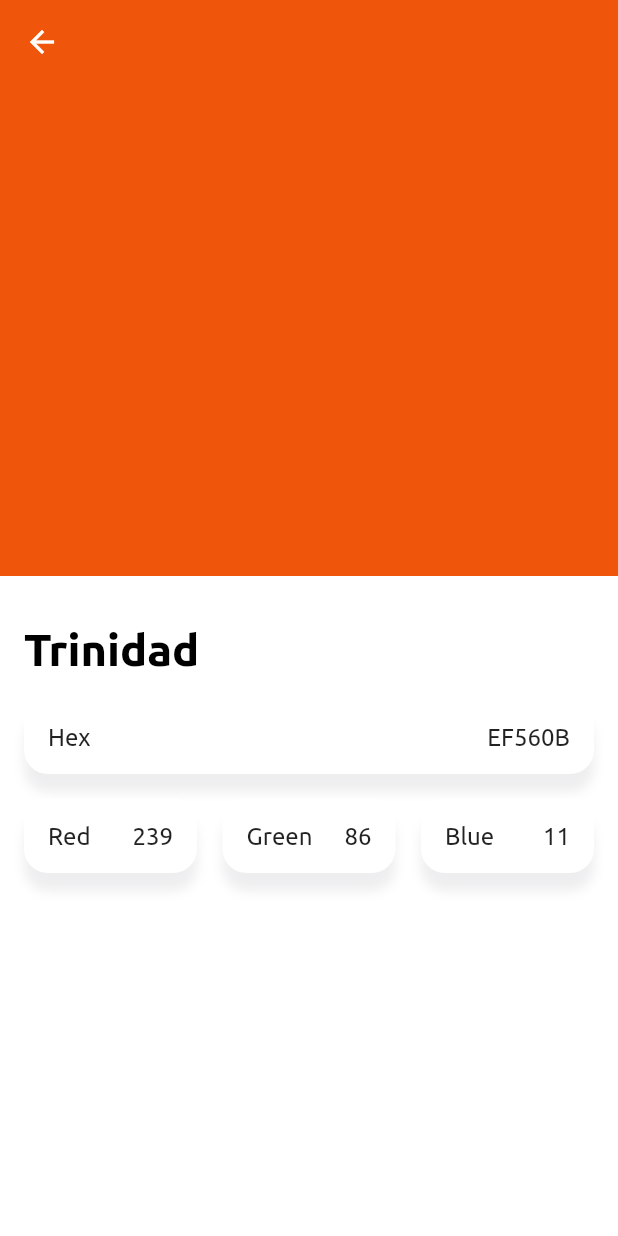
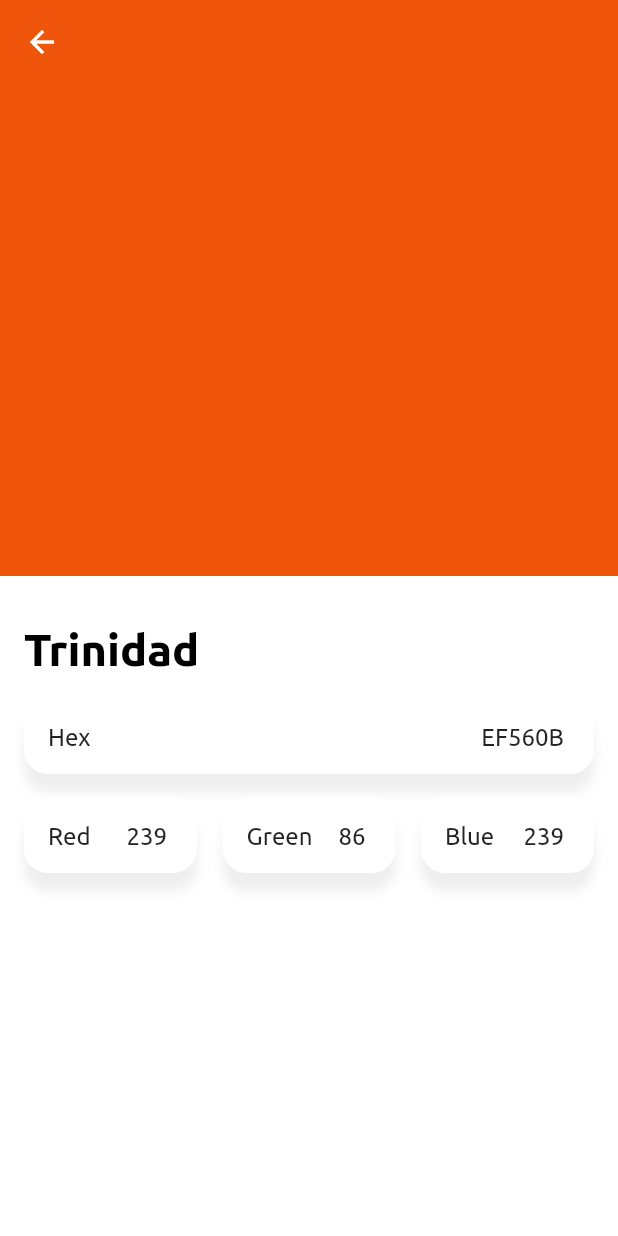
Before and after one commit to LDDmarc/surf-flutter-courses, a Flutter app: the screen it shows after launch, after a tap on "Trinidad", on a phone screen of 412 x 824 dp. Run offline on Flutter 3.47's test engine with Material 2 defaults, Android fonts, the phone set to English and light mode, and no system bars; our stand-ins replace flutter_svg.

Commit message:
Fix shadowed row ui

```diff
--- a/surf-flutter-courses-template-main/lib/color_detail/color_detail_presenter.dart
+++ b/surf-flutter-courses-template-main/lib/color_detail/color_detail_presenter.dart
@@ -1,3 +1,4 @@
+import 'package:flutter/services.dart';
 import 'package:surf_flutter_courses_template/color_detail/color_detail_model.dart';
 import 'package:surf_flutter_courses_template/color_model.dart';
 import 'support/color_detail_presentation.dart';
@@ -10,6 +11,10 @@ class ColorDetailPresenter {
   ColorDetailPresentation get detailPresentation => _makePresentation();
 
   ColorDetailPresenter(this._detailModel);
+
+  void copyToClipboard(String value) async {
+    await Clipboard.setData(ClipboardData(text: value));
+  }
 
   ColorDetailPresentation _makePresentation() {
     final color = _generateColor(_colorModel.value!);
--- a/surf-flutter-courses-template-main/lib/color_detail/color_detail_widget.dart
+++ b/surf-flutter-courses-template-main/lib/color_detail/color_detail_widget.dart
@@ -1,4 +1,5 @@
 import 'package:flutter/material.dart';
+import 'package:surf_flutter_courses_template/color_detail/support/color_detail_shadowed_box.dart';
 import 'support/color_detail_presentation.dart';
 import 'color_detail_presenter.dart';
 
@@ -8,13 +9,14 @@ class ColorDetailWidget extends StatefulWidget {
   const ColorDetailWidget({super.key, required this.presenter});
 
   @override
-  State<ColorDetailWidget> createState() => _ColorDetailWidgetState(presenter.detailPresentation);
+  State<ColorDetailWidget> createState() => _ColorDetailWidgetState(presenter);
 }
 
 class _ColorDetailWidgetState extends State<ColorDetailWidget> {
+  final ColorDetailPresenter presenter;
   final ColorDetailPresentation detailPresentation;
 
-  _ColorDetailWidgetState(this.detailPresentation);
+  _ColorDetailWidgetState(this.presenter) : detailPresentation = presenter.detailPresentation;
 
   @override
   Widget build(BuildContext context) {
@@ -51,7 +53,11 @@ class _ColorDetailWidgetState extends State<ColorDetailWidget> {
                 const SizedBox(height: 16),
                 Padding(
                   padding: const EdgeInsets.fromLTRB(16, 0, 16, 0),
-                  child: _makeShadowedRow('Hex', detailPresentation.hexSubtitle),
+                  child: ColorDetailShadowedBox(
+                      title: 'Hex',
+                      value: detailPresentation.hexSubtitle,
+                      onTap: (){ presenter.copyToClipboard(detailPresentation.hexSubtitle); }
+                  )
                 ),
                 const SizedBox(height: 16),
                 Padding(
@@ -66,39 +72,32 @@ class _ColorDetailWidgetState extends State<ColorDetailWidget> {
     );
   }
 
-  Widget _makeShadowedRow(String title, String value) {
-    return Container(
-        decoration: BoxDecoration(
-          color: Colors.white,
-          borderRadius: const BorderRadius.all(Radius.circular(16)),
-          boxShadow: [
-            BoxShadow(
-              color: Color(0xFF252838).withOpacity(0.08),
-              blurRadius: 6,
-              offset: const Offset(0, 12), // changes position of shadow
-            ),
-          ],
-        ),
-        child: Padding(
-          padding: const EdgeInsets.all(16),
-          child: Row(children: [
-            Text(title, style: const TextStyle(fontSize: 16)),
-            const Spacer(),
-            Text(value, style: const TextStyle(fontSize: 16))
-          ],
-          ),
-        )
-    );
-  }
-
   Widget _makeRGBRow() {
     return Row(
       children: [
-        Expanded(child: _makeShadowedRow('Red', detailPresentation.redValue)),
+        Expanded(
+            child: ColorDetailShadowedBox(
+                title: 'Red',
+                value: detailPresentation.redValue,
+                onTap: (){ presenter.copyToClipboard(detailPresentation.redValue); }
+          )
+        ),
         const SizedBox(width: 17),
-        Expanded(child: _makeShadowedRow('Green', detailPresentation.greenValue)),
+        Expanded(
+            child: ColorDetailShadowedBox(
+                title: 'Green',
+                value: detailPresentation.greenValue,
+                onTap: (){ presenter.copyToClipboard(detailPresentation.greenValue); }
+            )
+        ),
         const SizedBox(width: 17),
-        Expanded(child: _makeShadowedRow('Blue', detailPresentation.blueValue)),
+        Expanded(
+            child: ColorDetailShadowedBox(
+                title: 'Blue',
+                value: detailPresentation.redValue,
+                onTap: (){ presenter.copyToClipboard(detailPresentation.blueValue); }
+            )
+        ),
       ],
     );
   }
--- /dev/null
+++ b/surf-flutter-courses-template-main/lib/color_detail/support/color_detail_shadowed_box.dart
@@ -0,0 +1,78 @@
+import 'package:flutter/material.dart';
+import 'package:flutter_svg/flutter_svg.dart';
+
+class ColorDetailShadowedBox extends StatefulWidget {
+  String title;
+  String value;
+  final void Function() onTap;
+
+  ColorDetailShadowedBox({super.key, required this.title, required this.value, required this.onTap});
+
+  @override
+  State<ColorDetailShadowedBox> createState() => _ColorDetailShadowedBoxState(title: title, value: value, onTap: onTap);
+}
+
+class _ColorDetailShadowedBoxState extends State<ColorDetailShadowedBox> {
+  String title;
+  String value;
+  final void Function() onTap;
+  bool _isNeedToShowCopySymbol = false;
+
+  _ColorDetailShadowedBoxState({required this.title, required this.value, required this.onTap});
+
+  @override
+  Widget build(BuildContext context) {
+      return _makeShadowedRow(title, value);
+  }
+
+  Widget _makeShadowedRow(String title, String value) {
+    return Container(
+        decoration: BoxDecoration(
+          color: Colors.white,
+          borderRadius: const BorderRadius.all(Radius.circular(16)),
+          boxShadow: [
+            BoxShadow(
+              color: Color(0xFF252838).withOpacity(0.08),
+              blurRadius: 6,
+              offset: const Offset(0, 12), // changes position of shadow
+            ),
+          ],
+        ),
+        child: Padding(
+            padding: const EdgeInsets.all(16),
+            child: GestureDetector(
+              onTap: () {
+                onTap();
+                _showCopiedSymbol();
+              },
+              child: Row(
+                children: [
+                  Expanded(child: Text(title, style: const TextStyle(fontSize: 16), maxLines: 1, overflow: TextOverflow.ellipsis)),
+                  const SizedBox(width: 4),
+                  Text(value, style: const TextStyle(fontSize: 16)),
+                  const SizedBox(width: 4),
+                  Visibility(
+                    visible: _isNeedToShowCopySymbol,
+                    child: SvgPicture.asset('assets/copied_to_clipboard.svg'),
+                  )
+                ],
+              ),
+            )
+        )
+    );
+  }
+
+  void _showCopiedSymbol() {
+    setState(() {
+      _isNeedToShowCopySymbol = true;
+    });
+    Future.delayed(const Duration(seconds: 1), () {
+      if (mounted) {
+        setState(() {
+          _isNeedToShowCopySymbol = false;
+        });
+      }
+    });
+  }
+
+}
--- a/surf-flutter-courses-template-main/lib/color_palette/support/color_palette_cell_widget.dart
+++ b/surf-flutter-courses-template-main/lib/color_palette/support/color_palette_cell_widget.dart
@@ -119,7 +119,7 @@ class _ColorPaletteCellWidgetState extends State<ColorPaletteCellWidget> with Si
     setState(() {
       _isNeedToShowCopySymbol = true;
     });
-    Future.delayed(const Duration(seconds: 2), () {
+    Future.delayed(const Duration(seconds: 1), () {
       if (mounted) {
         setState(() {
           _isNeedToShowCopySymbol = false;
```
